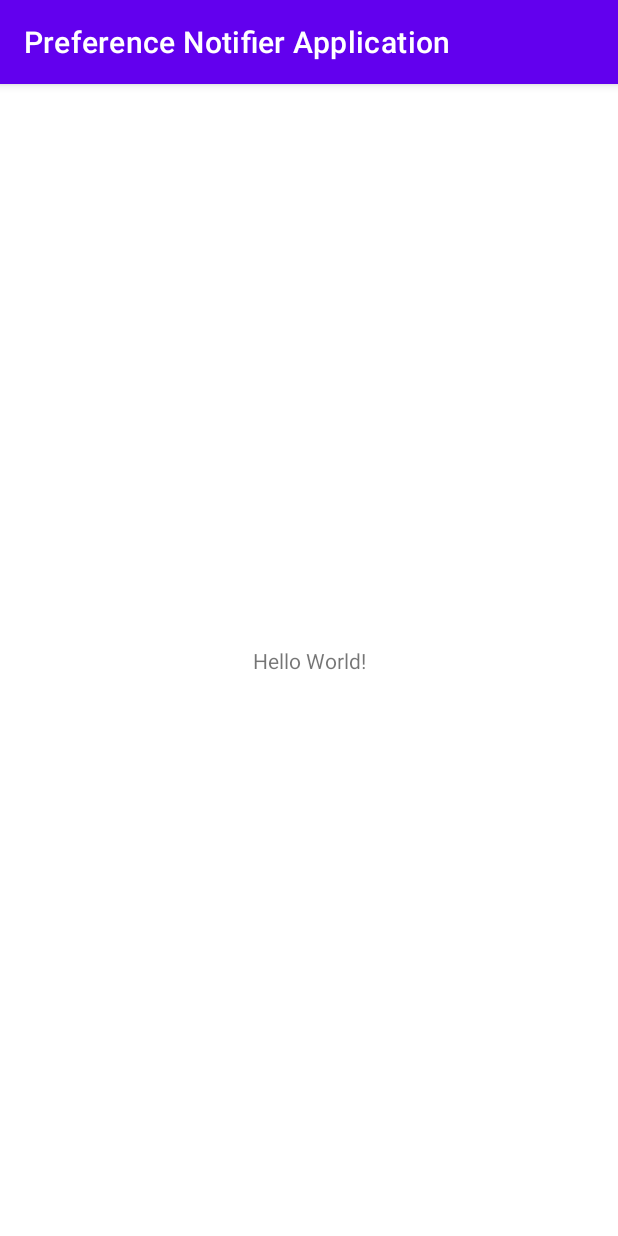
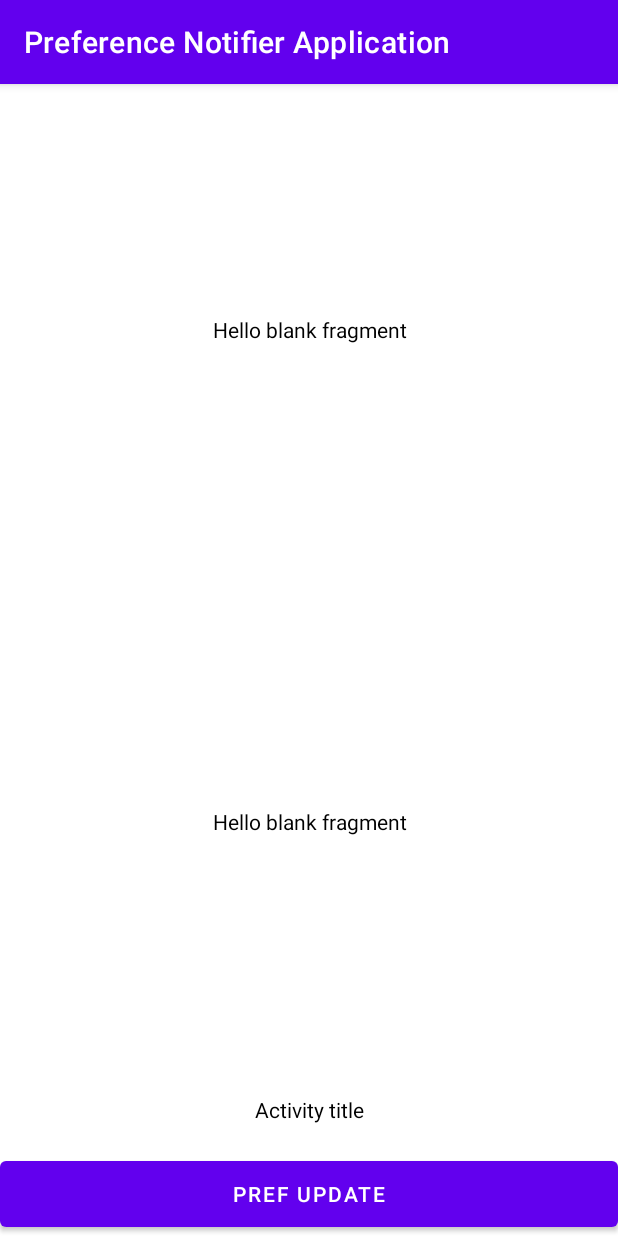
Before and after one commit to mel182/preferenceNotifier, an Android app: the screen it shows after launch (MainActivity), on a phone screen of 412 x 824 dp. Run offline under Robolectric (Android 15) with nearby library versions, the phone set to English and light mode, and no system bars.

Commit message:
preference notifier base fragment added

```diff
--- /dev/null
+++ b/PreferenceNotifier/src/main/java/com/preference/preferencenotifier/baseClasses/PrefNotifierBaseFragment.kt
@@ -0,0 +1,26 @@
+package com.preference.preferencenotifier.baseClasses
+
+import android.os.Bundle
+import androidx.fragment.app.Fragment
+import androidx.lifecycle.ViewModelProviders
+import com.preference.preferencenotifier.interfaces.PreferenceStateListener
+import com.preference.preferencenotifier.notifier.PreferenceNotifier
+import com.preference.preferencenotifier.viewmodels.NotifierViewModel
+
+abstract class PrefNotifierBaseFragment : Fragment(), PreferenceStateListener
+{
+    var notifier: PreferenceNotifier = PreferenceNotifier
+
+    override fun onActivityCreated(savedInstanceState: Bundle?) {
+        super.onActivityCreated(savedInstanceState)
+        subscribe()
+    }
+
+    fun subscribe()
+    {
+        ViewModelProviders.of(this).get(NotifierViewModel::class.java)
+                .onUpdatePreferenceValue().observe(this,{ preference ->
+                    onPreferenceChanged(preference.key,preference.value)
+                })
+    }
+}
--- a/app/build.gradle
+++ b/app/build.gradle
@@ -39,6 +39,7 @@ dependencies {
     implementation 'androidx.appcompat:appcompat:1.2.0'
     implementation 'com.google.android.material:material:1.2.1'
     implementation 'androidx.constraintlayout:constraintlayout:2.0.4'
+    implementation 'androidx.legacy:legacy-support-v4:1.0.0'
     testImplementation 'junit:junit:4.13.1'
     androidTestImplementation 'androidx.test.ext:junit:1.1.2'
     androidTestImplementation 'androidx.test.espresso:espresso-core:3.3.0'
--- /dev/null
+++ b/app/src/main/java/com/preference/notifierapplication/DemoFragment.kt
@@ -0,0 +1,35 @@
+package com.preference.notifierapplication
+
+import android.os.Bundle
+import androidx.fragment.app.Fragment
+import android.view.LayoutInflater
+import android.view.View
+import android.view.ViewGroup
+import android.widget.TextView
+import com.preference.preferencenotifier.baseClasses.PrefNotifierBaseFragment
+
+/**
+ * A simple [Fragment] subclass.
+ * Use the [DemoFragment.newInstance] factory method to
+ * create an instance of this fragment.
+ */
+class DemoFragment : PrefNotifierBaseFragment() {
+
+    private var title:TextView? = null
+
+    override fun onCreateView(inflater: LayoutInflater, container: ViewGroup?,
+                              savedInstanceState: Bundle?): View? {
+        // Inflate the layout for this fragment
+        return inflater.inflate(R.layout.fragment_demo, container, false)
+    }
+
+    override fun onActivityCreated(savedInstanceState: Bundle?) {
+        super.onActivityCreated(savedInstanceState)
+        title = view?.findViewById(R.id.fragment_tv)
+    }
+
+    override fun onPreferenceChanged(key: String, value: Any?) {
+        super.onPreferenceChanged(key, value)
+        title?.text = "Pref key: ${key} and value: ${value}"
+    }
+}
--- a/app/src/main/java/com/preference/notifierapplication/MainActivity.kt
+++ b/app/src/main/java/com/preference/notifierapplication/MainActivity.kt
@@ -1,72 +1,52 @@
 package com.preference.notifierapplication
 
 import android.os.Bundle
-import android.util.Log
+import android.widget.Button
+import android.widget.FrameLayout
+import android.widget.TextView
 import com.preference.preferencenotifier.baseClasses.PrefNotifierBase
 
 class MainActivity : PrefNotifierBase() {
+
+    private var container1:FrameLayout? = null
+    private var container2:FrameLayout? = null
+    private var activityTitle: TextView? = null
+    private var prefButton: Button? = null
+    private var counter:Int = 0
 
     override fun onCreate(savedInstanceState: Bundle?) {
         super.onCreate(savedInstanceState)
         setContentView(R.layout.activity_main)
 
-        val testValue = notifier.getString("test")
-        val testValue12 = notifier.getString("test12")
+        container1 = findViewById(R.id.container1)
+        container2 = findViewById(R.id.container2)
+        activityTitle = findViewById(R.id.activity_title)
+        prefButton = findViewById(R.id.pref_update_button)
 
-        Log.i("TAG","Value test: ${testValue}")
-        Log.i("TAG","Value test 12: ${testValue12}")
+        container1?.apply {
+            val fragmentContent = DemoFragment()
+            val fragmentManager = supportFragmentManager
+            val transaction = fragmentManager.beginTransaction()
+            transaction.add(this.id,fragmentContent)
+            transaction.commit()
+        }
 
-//        subscribe()
+        container2?.apply {
+            val fragmentContent = DemoFragment()
+            val fragmentManager = supportFragmentManager
+            val transaction = fragmentManager.beginTransaction()
+            transaction.add(this.id,fragmentContent)
+            transaction.commit()
+        }
 
-//        val sharedPreferences: SharedPreferences = this.getSharedPreferences("testPreference", Context.MODE_PRIVATE)
-//
-//        sharedPreferences.edit().putString("test12","value1234").apply()
-//        sharedPreferences.edit().putInt("testInt",1).apply()
-//        init().migrate(sharedPreferences)
-
-
-//        val setSets:Any = HashSet<String>()
-
-//        setSets.add("value1")
-//        setSets.add("value2")
-//        setSets.add("value3")
-
-//        if ( setSets is HashSet<*>)
-//        {
-//            Log.i("TAG","Set sets: ${setSets as HashSet<String>}")
-//        } else {
-//            Log.i("TAG","Is not hash set string")
-//        }
-
-
-//        sharedPreferences.edit().putStringSet("test_set",setSets)
-
-
-
-
-
-
-
-//        val keys = sharedPreferences.all
-//
-//        keys.forEach { pref ->
-//            Log.i("TAG","Key: ${pref.key}, value: ${pref.value}")
-//        }
-
-
-//        Log.i("TAG","onCreate main activity")
-
-//        notifier.setValue("test12","value12")
-
-//        notifier.setValue("test","Test value")
-//
-//        val value = notifier.getString("test")
-//        Log.i("TAG","value stored: ${value}")
-
+        prefButton?.setOnClickListener {
+            counter++
+            notifier.setValue("test","value ${counter}")
+        }
     }
 
     override fun onPreferenceChanged(key: String, value: Any?) {
         super.onPreferenceChanged(key, value)
-        Log.i("TAG","Updated pref, key: ${key} with value: ${value}")
+        activityTitle?.text = "Activity key: ${key} value: ${value}"
     }
 }
--- a/app/src/main/res/layout/activity_main.xml
+++ b/app/src/main/res/layout/activity_main.xml
@@ -1,18 +1,53 @@
 <?xml version="1.0" encoding="utf-8"?>
 <androidx.constraintlayout.widget.ConstraintLayout xmlns:android="http://schemas.android.com/apk/res/android"
-    xmlns:app="http://schemas.android.com/apk/res-auto"
     xmlns:tools="http://schemas.android.com/tools"
     android:layout_width="match_parent"
     android:layout_height="match_parent"
+    android:background="@color/white"
+    xmlns:app="http://schemas.android.com/apk/res-auto"
+    android:orientation="vertical"
     tools:context=".MainActivity">
 
-    <TextView
-        android:layout_width="wrap_content"
-        android:layout_height="wrap_content"
-        android:text="Hello World!"
+    <LinearLayout
+        android:id="@+id/fragment_container"
+        android:orientation="vertical"
+        android:layout_width="match_parent"
+        android:layout_height="0dp"
+        app:layout_constraintBottom_toTopOf="@+id/pref_update_button"
+        app:layout_constraintTop_toTopOf="parent"
+        app:layout_constraintLeft_toLeftOf="parent"
+        app:layout_constraintRight_toRightOf="parent">
+
+        <FrameLayout
+            android:id="@+id/container1"
+            android:layout_weight=".5"
+            android:layout_width="match_parent"
+            android:layout_height="match_parent"/>
+
+        <FrameLayout
+            android:id="@+id/container2"
+            android:layout_weight=".5"
+            android:layout_width="match_parent"
+            android:layout_height="match_parent"/>
+
+        <TextView
+            android:id="@+id/activity_title"
+            android:layout_width="match_parent"
+            android:text="Activity title"
+            android:textColor="@color/black"
+            android:gravity="center"
+            android:layout_height="56dp"/>
+
+    </LinearLayout>
+
+    <Button
+        android:id="@+id/pref_update_button"
+        android:layout_width="match_parent"
+        android:layout_height="56dp"
+        android:text="Pref update"
         app:layout_constraintBottom_toBottomOf="parent"
         app:layout_constraintLeft_toLeftOf="parent"
         app:layout_constraintRight_toRightOf="parent"
-        app:layout_constraintTop_toTopOf="parent" />
+        app:layout_constraintTop_toBottomOf="@+id/fragment_container"/>
 
 </androidx.constraintlayout.widget.ConstraintLayout>
--- /dev/null
+++ b/app/src/main/res/layout/fragment_demo.xml
@@ -0,0 +1,17 @@
+<?xml version="1.0" encoding="utf-8"?>
+<FrameLayout xmlns:android="http://schemas.android.com/apk/res/android"
+    xmlns:tools="http://schemas.android.com/tools"
+    android:layout_width="match_parent"
+    android:layout_height="match_parent"
+    tools:context=".DemoFragment">
+
+    <!-- TODO: Update blank fragment layout -->
+    <TextView
+        android:id="@+id/fragment_tv"
+        android:gravity="center"
+        android:textColor="@color/black"
+        android:layout_width="match_parent"
+        android:layout_height="match_parent"
+        android:text="@string/hello_blank_fragment" />
+
+</FrameLayout>
--- a/app/src/main/res/values/strings.xml
+++ b/app/src/main/res/values/strings.xml
@@ -1,3 +1,5 @@
 <resources>
     <string name="app_name">Preference Notifier Application</string>
+    <!-- TODO: Remove or change this placeholder text -->
+    <string name="hello_blank_fragment">Hello blank fragment</string>
 </resources>
```
